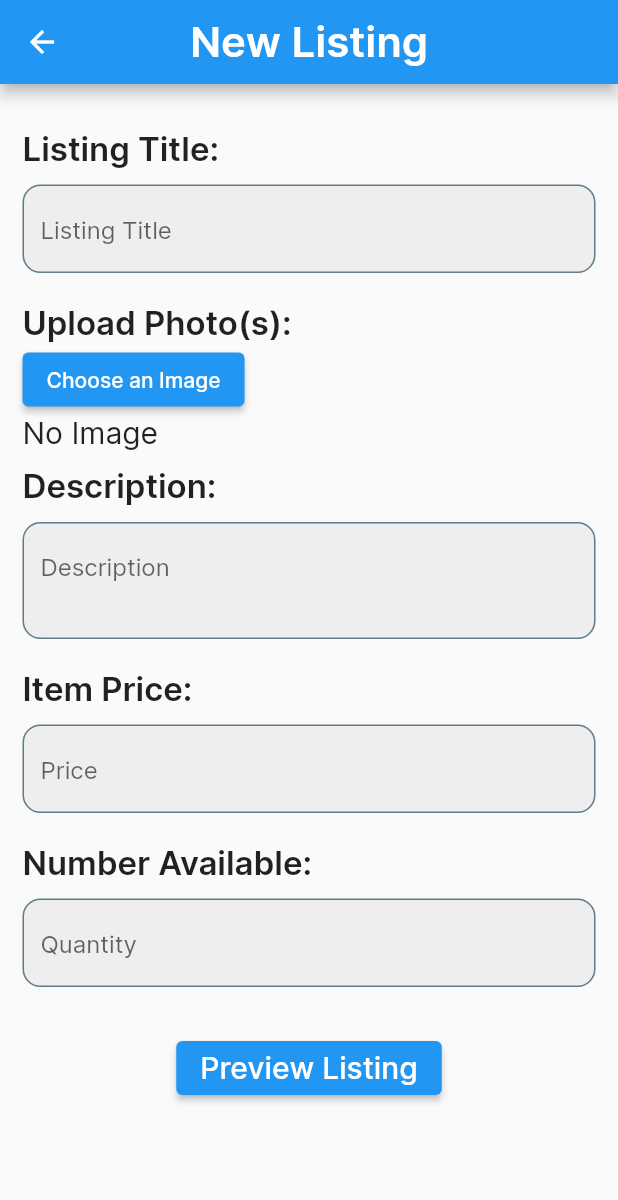
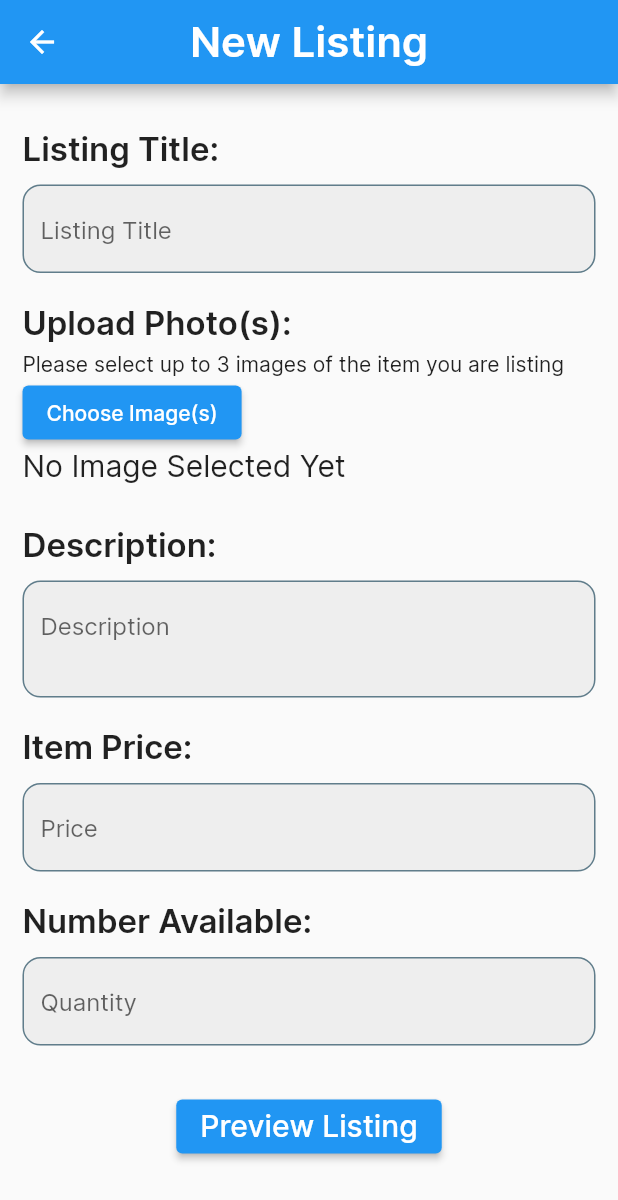
Before and after one commit to juliusya45/ZotSellApp, a Flutter app: the AddListing screen opened directly, on a phone screen of 412 x 824 dp. Shown: the top 1200 px of the screen. Run offline on Flutter 3.47's test engine with Material 2 defaults, Android fonts, the phone set to English and light mode, and no system bars; our stand-ins replace cached_network_image, cloud_firestore, firebase_auth, firebase_core, flutter_spinkit, image_picker and 1 more; missing offline and left inert: profanity_filter; accounts and stored records are empty.

Commit message:
limited possible selected images

```diff
--- a/lib/screens/add_listing.dart
+++ b/lib/screens/add_listing.dart
@@ -38,12 +38,15 @@ void selectMultiImg() async{
     var pickedfiles = await picker.pickMultiImage();
     //you can use ImageCourse.camera for Camera capture
     // ignore: unnecessary_null_comparison
-    if(pickedfiles != null){
+    if(imageFiles!.length < 3){
         imageFiles = pickedfiles;
         setState(() {
+          errorMsg = '';
         });
     }else{
-        print("No image is selected.");
+      setState(() {
+        errorMsg = 'Max # of images selected already';
+      });
     }
   }catch (e) {
       print("error while picking file.");
@@ -52,12 +55,19 @@ void selectMultiImg() async{
 
 //Function to choose an image from camera or gallery
 Future getImage(ImageSource media) async {
-    var img = await picker.pickImage(source: media);
+  var img = await picker.pickImage(source: media);
 
+  if (imageFiles!.length < 3) {
     setState(() {
-      image = img;
+      imageFiles?.add(img!);
     });
   }
+  else{
+    setState(() {
+      errorMsg = 'Max # of images selected already';
+    });
+  }
+}
 
 //Function to select multiple images:
 
@@ -166,27 +176,39 @@ void myAlert() {
                   fontWeight: FontWeight.bold
                   )
                 ),
+                SizedBox(height: 5),
+                Text('Please select up to 3 images of the item you are listing'),
                 //TODO: Add image uploading under here:
                 ElevatedButton(
                   onPressed: (){
                     myAlert();
                   },
-                  child: Text('Choose an Image')),
+                  child: Text('Choose Image(s)')),
                 //TODO: Show selected images below:
                  imageFiles != null?Wrap(
                      children: imageFiles!.map((imageone){
-                        return Container(
-                           child:Card(
+                        return Stack(
+                           children:[Card(
                               child: Container(
                                  height: 100, width:100,
                                  child: Image.file(File(imageone.path)),
                               ),
-                           )
+                           ),
+                           //add button here for user to press to delete selected image
+                           Icon(Icons.exit_to_app)
+                           ]
                         );
                      }).toList(),
                   ):Text(
-                    "No Image",
+                    "No Image Selected Yet",
                     style: TextStyle(fontSize: 20),
+                  ),
+                //error text
+                Text(
+                  errorMsg,
+                  style: TextStyle(
+                    color: Colors.red
+                  )
                   ),
                 SizedBox(height: 10),
                 const Text(
```
